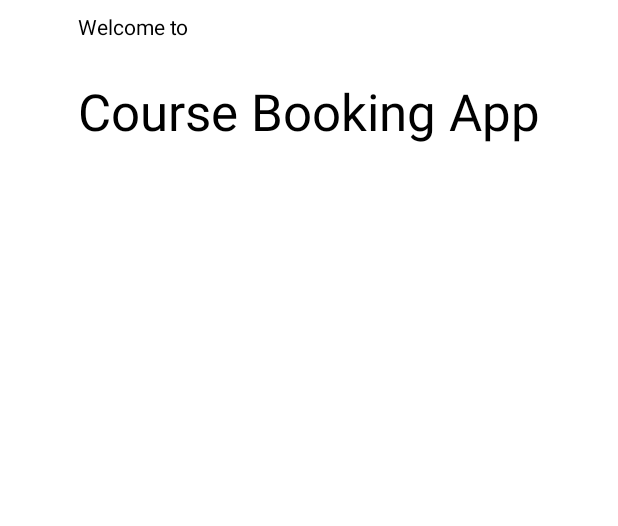
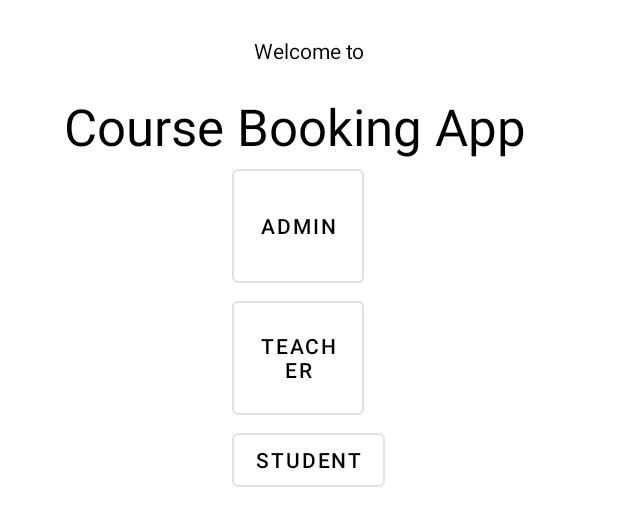
Before and after one commit to LordAndy316/CourseBookingApp, an Android app: the layout welcome_fragment.xml on its own in the app's theme, with its tools: preview values and no code run, on a phone screen of 412 x 824 dp. Shown: the top 526 px of the screen. Run offline under Robolectric (Android 15) with nearby library versions, the phone set to English and light mode, and no system bars.

Commit message:
Add all the components of the welcome fragment

```diff
--- /dev/null
+++ b/app/src/main/java/com/example/android/coursebookingapp/WelcomeFragment.java
@@ -0,0 +1,4 @@
+package com.example.android.coursebookingapp;
+
+public class WelcomeFragment {
+}
--- a/app/src/main/res/layout/welcome_fragment.xml
+++ b/app/src/main/res/layout/welcome_fragment.xml
@@ -1,40 +1,52 @@
 <?xml version="1.0" encoding="utf-8"?>
+<layout xmlns:app="http://schemas.android.com/apk/res-auto"
+    xmlns:android="http://schemas.android.com/apk/res/android"
+    xmlns:tools="http://schemas.android.com/tools">
 
-<RelativeLayout xmlns:android="http://schemas.android.com/apk/res/android"
+<RelativeLayout
     android:layout_width="match_parent"
-    android:layout_height="match_parent">
+    android:layout_height="match_parent"
+    android:paddingTop="16dp">
+
+    <include
+        android:id="@+id/welcome_group"
+        layout="@layout/welcome_sub_layout"/>
 
     <LinearLayout
+        android:id="@+id/role_groupview"
         android:layout_width="wrap_content"
         android:layout_height="wrap_content"
         android:orientation="vertical"
-        android:layout_alignParentTop="true"
-        android:layout_centerHorizontal="true">
+        android:layout_centerHorizontal="true"
+        android:layout_below="@id/welcome_group">
 
-        <TextView
-            android:id="@+id/welcome_text"
+        <Button
+            android:id="@+id/admin_button"
+            style="?attr/materialButtonOutlinedStyle"
+            android:layout_width="88dp"
+            android:layout_height="88dp"
+            android:text="@string/admin_button_text"
+            android:textAlignment="center"
+            android:textColor="@android:color/black"
+            tools:text="Admin" />
+
+        <Button
+            android:id="@+id/teacher_button"
+            style="?attr/materialButtonOutlinedStyle"
+            android:layout_width="88dp"
+            android:layout_height="88dp"
+            android:text="@string/teacher_button_text"
+            android:textAlignment="center"
+            android:textColor="#000000" />
+
+        <Button
+            android:id="@+id/student_button"
+            style="?attr/materialButtonOutlinedStyle"
             android:layout_width="wrap_content"
             android:layout_height="wrap_content"
-            android:layout_marginTop="8dp"
-            android:layout_marginBottom="8dp"
-            android:fontFamily="sans-serif"
-            android:text="@string/welcome_text"
-            android:textColor="@android:color/black"
-            android:textSize="14sp"
-            android:textStyle="normal"
-            android:layout_centerHorizontal="true"/>
-
-        <TextView
-            android:id="@+id/store_name_text"
-            android:layout_width="wrap_content"
-            android:layout_height="wrap_content"
-            android:layout_marginTop="16dp"
-            android:fontFamily="sans-serif"
-            android:text="@string/app_name_text"
-            android:textColor="@android:color/black"
-            android:textSize="34sp"
-            android:textStyle="normal"/>
+            android:text="@string/student_button_text"
+            android:textColor="@color/black" />
     </LinearLayout>
 
-
 </RelativeLayout>
+</layout>
--- /dev/null
+++ b/app/src/main/res/layout/welcome_sub_layout.xml
@@ -0,0 +1,39 @@
+<?xml version="1.0" encoding="utf-8"?>
+<androidx.constraintlayout.widget.ConstraintLayout xmlns:android="http://schemas.android.com/apk/res/android"
+    android:layout_width="match_parent"
+    android:layout_height="wrap_content"
+    xmlns:app="http://schemas.android.com/apk/res-auto">
+
+    <TextView
+        android:id="@+id/welcome_text"
+        android:layout_width="wrap_content"
+        android:layout_height="wrap_content"
+        android:layout_marginTop="8dp"
+        android:layout_marginBottom="8dp"
+        android:fontFamily="sans-serif"
+        android:text="@string/welcome_text"
+        android:textColor="@android:color/black"
+        android:textSize="14sp"
+        android:textStyle="normal"
+        app:layout_constraintBottom_toTopOf="@+id/app_name_text"
+        app:layout_constraintEnd_toEndOf="parent"
+        app:layout_constraintStart_toStartOf="parent"
+        app:layout_constraintTop_toTopOf="parent" />
+
+    <TextView
+        android:id="@+id/app_name_text"
+        android:layout_width="wrap_content"
+        android:layout_height="wrap_content"
+        android:layout_marginTop="18dp"
+        android:fontFamily="sans-serif"
+        android:text="@string/app_name_text"
+        android:textColor="@android:color/black"
+        android:textSize="34sp"
+        android:textStyle="normal"
+        app:layout_constraintBottom="parent"
+        app:layout_constraintEnd_toEndOf="parent"
+        app:layout_constraintHorizontal_bias="0.413"
+        app:layout_constraintStart_toStartOf="parent"
+        app:layout_constraintTop_toBottomOf="@+id/welcome_text"
+        app:layout_constraintVertical_chainStyle="packed" />
+</androidx.constraintlayout.widget.ConstraintLayout>
--- a/app/src/main/res/layout/welcome_sublayout.xml
+++ /dev/null
@@ -1,6 +0,0 @@
-<?xml version="1.0" encoding="utf-8"?>
-<androidx.constraintlayout.widget.ConstraintLayout
-    xmlns:android="http://schemas.android.com/apk/res/android" android:layout_width="match_parent"
-    android:layout_height="match_parent">
-
-</androidx.constraintlayout.widget.ConstraintLayout>
--- a/app/src/main/res/values/strings.xml
+++ b/app/src/main/res/values/strings.xml
@@ -2,4 +2,7 @@
     <string name="app_name">CourseBookingApp</string>
     <string name="welcome_text">Welcome to</string>
     <string name="app_name_text">Course Booking App</string>
+    <string name="admin_button_text">admin</string>
+    <string name="teacher_button_text">teacher</string>
+    <string name="student_button_text">student</string>
 </resources>
```
